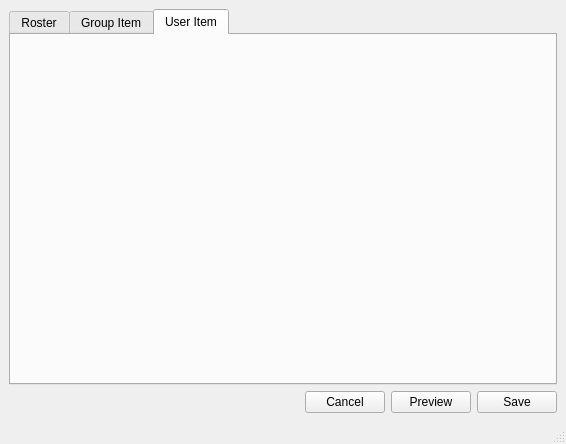
Above: plugins/styler/window.ui from xmpp-graveyard/jabbim before the change. Below: the same form after it.
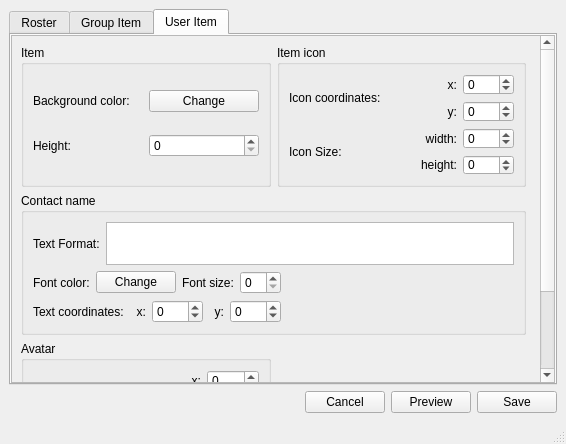
That is the form after the change. The open tabs and pages were chosen to show the change.

```diff
--- a/plugins/styler/window.ui
+++ b/plugins/styler/window.ui
@@ -367,6 +367,438 @@
        <attribute name="title" >
         <string>User Item</string>
        </attribute>
+       <layout class="QGridLayout" name="gridLayout_12" >
+        <property name="margin" >
+         <number>0</number>
+        </property>
+        <item row="0" column="0" >
+         <widget class="QScrollArea" name="scrollArea_2" >
+          <property name="verticalScrollBarPolicy" >
+           <enum>Qt::ScrollBarAlwaysOn</enum>
+          </property>
+          <property name="widgetResizable" >
+           <bool>false</bool>
+          </property>
+          <widget class="QWidget" name="scrollAreaWidgetContents_2" >
+           <property name="geometry" >
+            <rect>
+             <x>0</x>
+             <y>-130</y>
+             <width>523</width>
+             <height>455</height>
+            </rect>
+           </property>
+           <layout class="QGridLayout" name="gridLayout_17" >
+            <item row="0" column="0" >
+             <widget class="QGroupBox" name="groupBox_4" >
+              <property name="title" >
+               <string>Item</string>
+              </property>
+              <layout class="QGridLayout" name="gridLayout_8" >
+               <item row="0" column="0" >
+                <layout class="QHBoxLayout" name="horizontalLayout_8" >
+                 <item>
+                  <widget class="QLabel" name="label_12" >
+                   <property name="text" >
+                    <string>Background color:</string>
+                   </property>
+                  </widget>
+                 </item>
+                 <item>
+                  <widget class="QPushButton" name="uBackgroundColor" >
+                   <property name="text" >
+                    <string>Change</string>
+                   </property>
+                  </widget>
+                 </item>
+                </layout>
+               </item>
+               <item row="1" column="0" >
+                <layout class="QHBoxLayout" name="horizontalLayout_9" >
+                 <item>
+                  <widget class="QLabel" name="label_13" >
+                   <property name="text" >
+                    <string>Height:</string>
+                   </property>
+                  </widget>
+                 </item>
+                 <item>
+                  <widget class="QSpinBox" name="uHeight" />
+                 </item>
+                </layout>
+               </item>
+              </layout>
+             </widget>
+            </item>
+            <item row="0" column="1" >
+             <widget class="QGroupBox" name="groupBox_5" >
+              <property name="title" >
+               <string>Item icon</string>
+              </property>
+              <layout class="QGridLayout" name="gridLayout_9" >
+               <item row="0" column="0" >
+                <layout class="QHBoxLayout" name="horizontalLayout_10" >
+                 <item>
+                  <widget class="QLabel" name="label_14" >
+                   <property name="text" >
+                    <string>Icon coordinates:</string>
+                   </property>
+                  </widget>
+                 </item>
+                 <item>
+                  <layout class="QGridLayout" name="gridLayout_10" >
+                   <item row="0" column="0" >
+                    <widget class="QLabel" name="label_15" >
+                     <property name="text" >
+                      <string>x:</string>
+                     </property>
+                     <property name="alignment" >
+                      <set>Qt::AlignRight|Qt::AlignTrailing|Qt::AlignVCenter</set>
+                     </property>
+                    </widget>
+                   </item>
+                   <item row="0" column="1" >
+                    <widget class="QSpinBox" name="uIconCoordinates0" >
+                     <property name="minimum" >
+                      <number>-500</number>
+                     </property>
+                     <property name="maximum" >
+                      <number>500</number>
+                     </property>
+                    </widget>
+                   </item>
+                   <item row="1" column="0" >
+                    <widget class="QLabel" name="label_16" >
+                     <property name="text" >
+                      <string>y:</string>
+                     </property>
+                     <property name="alignment" >
+                      <set>Qt::AlignRight|Qt::AlignTrailing|Qt::AlignVCenter</set>
+                     </property>
+                    </widget>
+                   </item>
+                   <item row="1" column="1" >
+                    <widget class="QSpinBox" name="uIconCoordinates1" >
+                     <property name="minimum" >
+                      <number>-500</number>
+                     </property>
+                     <property name="value" >
+                      <number>0</number>
+                     </property>
+                    </widget>
+                   </item>
+                  </layout>
+                 </item>
+                </layout>
+               </item>
+               <item row="1" column="0" >
+                <layout class="QHBoxLayout" name="horizontalLayout_15" >
+                 <item>
+                  <widget class="QLabel" name="label_23" >
+                   <property name="text" >
+                    <string>Icon Size:</string>
+                   </property>
+                  </widget>
+                 </item>
+                 <item>
+                  <layout class="QGridLayout" name="gridLayout_14" >
+                   <item row="0" column="0" >
+                    <widget class="QLabel" name="label_24" >
+                     <property name="text" >
+                      <string>width:</string>
+                     </property>
+                     <property name="alignment" >
+                      <set>Qt::AlignRight|Qt::AlignTrailing|Qt::AlignVCenter</set>
+                     </property>
+                    </widget>
+                   </item>
+                   <item row="0" column="1" >
+                    <widget class="QSpinBox" name="uIconSize0" >
+                     <property name="minimum" >
+                      <number>-500</number>
+                     </property>
+                     <property name="maximum" >
+                      <number>500</number>
+                     </property>
+                    </widget>
+                   </item>
+                   <item row="1" column="0" >
+                    <widget class="QLabel" name="label_25" >
+                     <property name="text" >
+                      <string>height:</string>
+                     </property>
+                     <property name="alignment" >
+                      <set>Qt::AlignRight|Qt::AlignTrailing|Qt::AlignVCenter</set>
+                     </property>
+                    </widget>
+                   </item>
+                   <item row="1" column="1" >
+                    <widget class="QSpinBox" name="uIconSize1" >
+                     <property name="minimum" >
+                      <number>-500</number>
+                     </property>
+                     <property name="value" >
+                      <number>0</number>
+                     </property>
+                    </widget>
+                   </item>
+                  </layout>
+                 </item>
+                </layout>
+               </item>
+              </layout>
+             </widget>
+            </item>
+            <item row="1" column="0" colspan="2" >
+             <widget class="QGroupBox" name="groupBox_6" >
+              <property name="title" >
+               <string>Contact name</string>
+              </property>
+              <layout class="QGridLayout" name="gridLayout_11" >
+               <item row="0" column="0" colspan="3" >
+                <layout class="QHBoxLayout" name="horizontalLayout_11" >
+                 <item>
+                  <widget class="QLabel" name="label_17" >
+                   <property name="text" >
+                    <string>Text Format:</string>
+                   </property>
+                  </widget>
+                 </item>
+                 <item>
+                  <widget class="QTextEdit" name="uTextFormat" >
+                   <property name="maximumSize" >
+                    <size>
+                     <width>16777215</width>
+                     <height>50</height>
+                    </size>
+                   </property>
+                  </widget>
+                 </item>
+                </layout>
+               </item>
+               <item row="1" column="0" >
+                <layout class="QHBoxLayout" name="horizontalLayout_12" >
+                 <item>
+                  <widget class="QLabel" name="label_18" >
+                   <property name="text" >
+                    <string>Font color:</string>
+                   </property>
+                  </widget>
+                 </item>
+                 <item>
+                  <widget class="QPushButton" name="uFontColor" >
+                   <property name="text" >
+                    <string>Change</string>
+                   </property>
+                  </widget>
+                 </item>
+                </layout>
+               </item>
+               <item row="1" column="1" >
+                <layout class="QHBoxLayout" name="horizontalLayout_13" >
+                 <item>
+                  <widget class="QLabel" name="label_19" >
+                   <property name="text" >
+                    <string>Font size:</string>
+                   </property>
+                  </widget>
+                 </item>
+                 <item>
+                  <widget class="QSpinBox" name="uFontSize" />
+                 </item>
+                </layout>
+               </item>
+               <item rowspan="2" row="1" column="2" >
+                <spacer name="horizontalSpacer_2" >
+                 <property name="orientation" >
+                  <enum>Qt::Horizontal</enum>
+                 </property>
+                 <property name="sizeHint" stdset="0" >
+                  <size>
+                   <width>255</width>
+                   <height>38</height>
+                  </size>
+                 </property>
+                </spacer>
+               </item>
+               <item row="2" column="0" colspan="2" >
+                <layout class="QHBoxLayout" name="horizontalLayout_14" >
+                 <item>
+                  <widget class="QLabel" name="label_20" >
+                   <property name="text" >
+                    <string>Text coordinates:</string>
+                   </property>
+                  </widget>
+                 </item>
+                 <item>
+                  <widget class="QLabel" name="label_21" >
+                   <property name="text" >
+                    <string>x:</string>
+                   </property>
+                   <property name="alignment" >
+                    <set>Qt::AlignRight|Qt::AlignTrailing|Qt::AlignVCenter</set>
+                   </property>
+                  </widget>
+                 </item>
+                 <item>
+                  <widget class="QSpinBox" name="uTextCoordinates0" >
+                   <property name="minimum" >
+                    <number>-500</number>
+                   </property>
+                   <property name="maximum" >
+                    <number>500</number>
+                   </property>
+                  </widget>
+                 </item>
+                 <item>
+                  <widget class="QLabel" name="label_22" >
+                   <property name="text" >
+                    <string>y:</string>
+                   </property>
+                   <property name="alignment" >
+                    <set>Qt::AlignRight|Qt::AlignTrailing|Qt::AlignVCenter</set>
+                   </property>
+                  </widget>
+                 </item>
+                 <item>
+                  <widget class="QSpinBox" name="uTextCoordinates1" >
+                   <property name="minimum" >
+                    <number>-500</number>
+                   </property>
+                   <property name="value" >
+                    <number>0</number>
+                   </property>
+                  </widget>
+                 </item>
+                </layout>
+               </item>
+              </layout>
+             </widget>
+            </item>
+            <item row="2" column="0" >
+             <widget class="QGroupBox" name="groupBox_7" >
+              <property name="title" >
+               <string>Avatar</string>
+              </property>
+              <layout class="QGridLayout" name="gridLayout_13" >
+               <item row="0" column="0" >
+                <layout class="QHBoxLayout" name="horizontalLayout_16" >
+                 <item>
+                  <widget class="QLabel" name="label_26" >
+                   <property name="text" >
+                    <string>Avatar coordinates:</string>
+                   </property>
+                  </widget>
+                 </item>
+                 <item>
+                  <layout class="QGridLayout" name="gridLayout_15" >
+                   <item row="0" column="0" >
+                    <widget class="QLabel" name="label_27" >
+                     <property name="text" >
+                      <string>x:</string>
+                     </property>
+                     <property name="alignment" >
+                      <set>Qt::AlignRight|Qt::AlignTrailing|Qt::AlignVCenter</set>
+                     </property>
+                    </widget>
+                   </item>
+                   <item row="0" column="1" >
+                    <widget class="QSpinBox" name="uAvatarCoordinates0" >
+                     <property name="minimum" >
+                      <number>-500</number>
+                     </property>
+                     <property name="maximum" >
+                      <number>500</number>
+                     </property>
+                    </widget>
+                   </item>
+                   <item row="1" column="0" >
+                    <widget class="QLabel" name="label_28" >
+                     <property name="text" >
+                      <string>y:</string>
+                     </property>
+                     <property name="alignment" >
+                      <set>Qt::AlignRight|Qt::AlignTrailing|Qt::AlignVCenter</set>
+                     </property>
+                    </widget>
+                   </item>
+                   <item row="1" column="1" >
+                    <widget class="QSpinBox" name="uAvatarCoordinates1" >
+                     <property name="minimum" >
+                      <number>-500</number>
+                     </property>
+                     <property name="value" >
+                      <number>0</number>
+                     </property>
+                    </widget>
+                   </item>
+                  </layout>
+                 </item>
+                </layout>
+               </item>
+               <item row="1" column="0" >
+                <layout class="QHBoxLayout" name="horizontalLayout_17" >
+                 <item>
+                  <widget class="QLabel" name="label_29" >
+                   <property name="text" >
+                    <string>Avatar Size:</string>
+                   </property>
+                  </widget>
+                 </item>
+                 <item>
+                  <layout class="QGridLayout" name="gridLayout_16" >
+                   <item row="0" column="0" >
+                    <widget class="QLabel" name="label_30" >
+                     <property name="text" >
+                      <string>width:</string>
+                     </property>
+                     <property name="alignment" >
+                      <set>Qt::AlignRight|Qt::AlignTrailing|Qt::AlignVCenter</set>
+                     </property>
+                    </widget>
+                   </item>
+                   <item row="0" column="1" >
+                    <widget class="QSpinBox" name="uAvatarSize0" >
+                     <property name="minimum" >
+                      <number>-500</number>
+                     </property>
+                     <property name="maximum" >
+                      <number>500</number>
+                     </property>
+                    </widget>
+                   </item>
+                   <item row="1" column="0" >
+                    <widget class="QLabel" name="label_31" >
+                     <property name="text" >
+                      <string>height:</string>
+                     </property>
+                     <property name="alignment" >
+                      <set>Qt::AlignRight|Qt::AlignTrailing|Qt::AlignVCenter</set>
+                     </property>
+                    </widget>
+                   </item>
+                   <item row="1" column="1" >
+                    <widget class="QSpinBox" name="uAvatarSize1" >
+                     <property name="minimum" >
+                      <number>-500</number>
+                     </property>
+                     <property name="value" >
+                      <number>0</number>
+                     </property>
+                    </widget>
+                   </item>
+                  </layout>
+                 </item>
+                </layout>
+               </item>
+              </layout>
+             </widget>
+            </item>
+           </layout>
+          </widget>
+         </widget>
+        </item>
+       </layout>
       </widget>
      </widget>
     </item>
```
Left out of the diff: 6 changed lines with no effect on the pictures.
